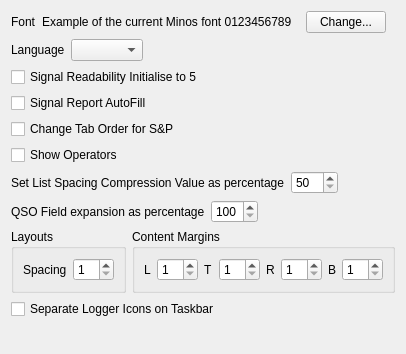
Before: the Qt Designer form mqt/MqtLogger/DisplayOptions.ui in Rsclub22/Minos2-Mirror, drawn with Qt 5.
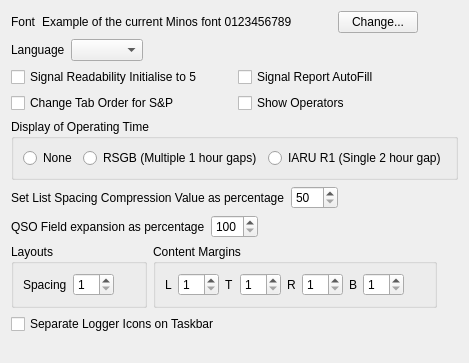
After: the same form once the commit is applied.

Commit message: Optionally show operating time

Diff of the .ui file:
```diff
--- a/mqt/MqtLogger/DisplayOptions.ui
+++ b/mqt/MqtLogger/DisplayOptions.ui
@@ -6,8 +6,8 @@
    <rect>
     <x>0</x>
     <y>0</y>
-    <width>400</width>
-    <height>354</height>
+    <width>429</width>
+    <height>363</height>
    </rect>
   </property>
   <property name="windowTitle">
@@ -101,9 +101,7 @@
     </layout>
    </item>
    <item>
-    <layout class="QHBoxLayout" name="horizontalLayout_6">
-     <item>
-      <layout class="QVBoxLayout" name="verticalLayout_3">
+    <layout class="QHBoxLayout" name="horizontalLayout">
        <item>
         <widget class="QCheckBox" name="ReadabilityAutofillcb">
          <property name="text">
@@ -118,6 +116,10 @@
          </property>
         </widget>
        </item>
+    </layout>
+   </item>
+   <item>
+    <layout class="QHBoxLayout" name="horizontalLayout_6">
        <item>
         <widget class="QCheckBox" name="TabSandPActioncb">
          <property name="text">
@@ -135,19 +137,43 @@
       </layout>
      </item>
      <item>
-      <spacer name="horizontalSpacer_6">
-       <property name="orientation">
-        <enum>Qt::Horizontal</enum>
-       </property>
-       <property name="sizeHint" stdset="0">
-        <size>
-         <width>40</width>
-         <height>20</height>
-        </size>
-       </property>
-      </spacer>
-     </item>
-    </layout>
+    <widget class="QGroupBox" name="groupBox_3">
+     <property name="title">
+      <string>Display of Operating Time</string>
+     </property>
+     <layout class="QHBoxLayout" name="horizontalLayout_11">
+      <item>
+       <widget class="QRadioButton" name="otNonerb">
+        <property name="text">
+         <string>None</string>
+        </property>
+        <attribute name="buttonGroup">
+         <string notr="true">otButtonGroup</string>
+        </attribute>
+       </widget>
+      </item>
+      <item>
+       <widget class="QRadioButton" name="otRSGBrb">
+        <property name="text">
+         <string>RSGB (Multiple 1 hour gaps)</string>
+        </property>
+        <attribute name="buttonGroup">
+         <string notr="true">otButtonGroup</string>
+        </attribute>
+       </widget>
+      </item>
+      <item>
+       <widget class="QRadioButton" name="otIARUrb">
+        <property name="text">
+         <string>IARU R1 (Single 2 hour gap)</string>
+        </property>
+        <attribute name="buttonGroup">
+         <string notr="true">otButtonGroup</string>
+        </attribute>
+       </widget>
+      </item>
+     </layout>
+    </widget>
    </item>
    <item>
     <layout class="QHBoxLayout" name="horizontalLayout_3">
```
Left out of the diff: 3 changed lines with no effect on the pictures. Lines whose indentation alone changed are shown as unchanged. The commit also changes 5 other files.
